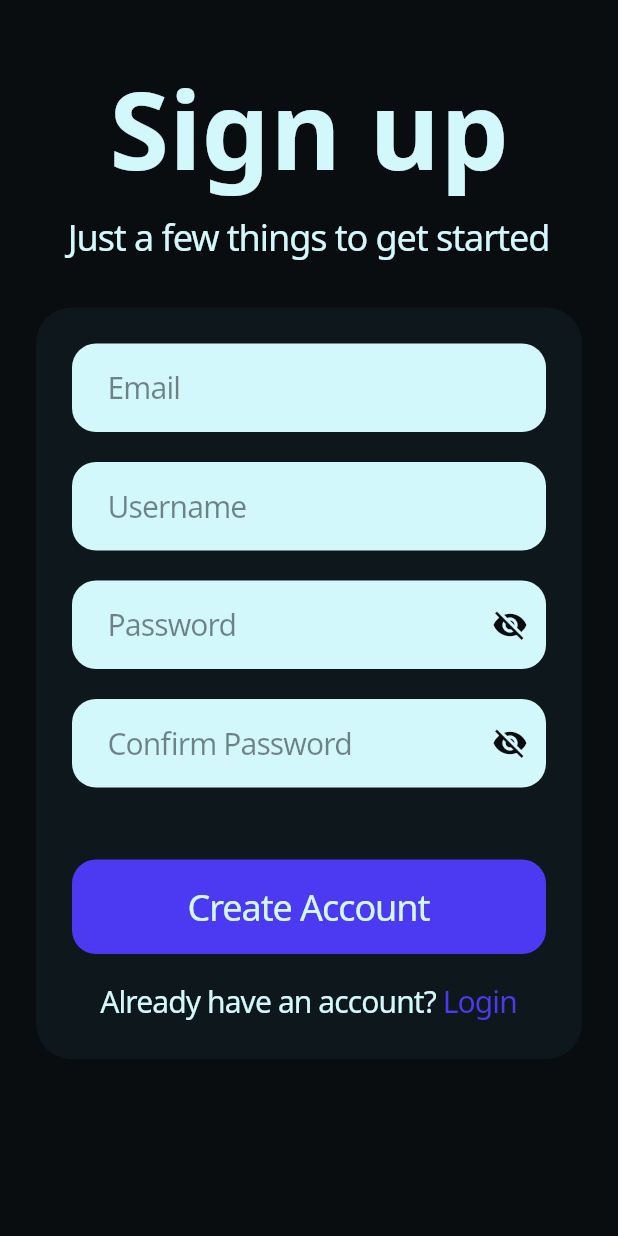
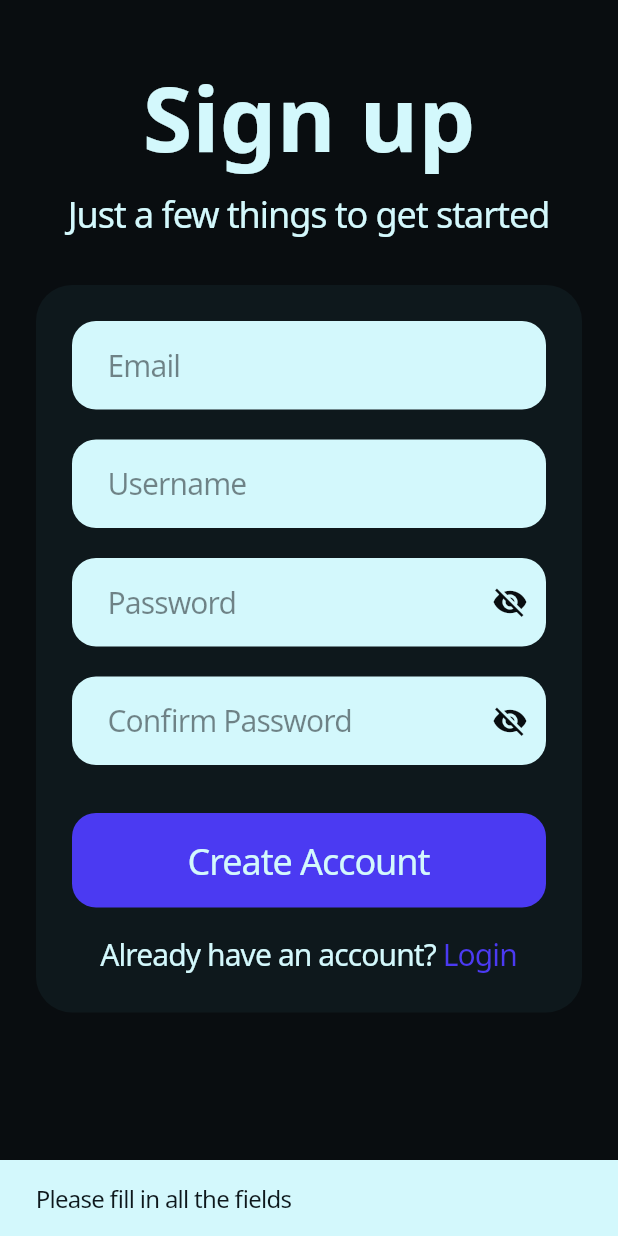
Before and after one commit to MienOlle/budgeting-app, a Flutter app: the screen it shows after launch, after a tap on "Create Account", on a phone screen of 412 x 824 dp. Run offline on Flutter 3.47's test engine with Material 3 defaults, Android fonts, the phone set to English and light mode, and no system bars; our stand-ins replace firebase_auth, firebase_core, logger; accounts and stored records are empty; Roboto replaces fonts that are missing (Noto Sans).

Commit message:
Added Signup Screen Logic

```diff
--- /dev/null
+++ b/lib/pages/auth/login_screen.dart
@@ -0,0 +1,20 @@
+import 'package:flutter/material.dart';
+
+class LoginScreen extends StatelessWidget {
+  const LoginScreen({super.key});
+
+  @override
+  Widget build(BuildContext context) {
+    return Scaffold(
+      appBar: AppBar(
+        title: const Text('Login'),
+      ),
+      body: const Center(
+        child: Text(
+          'Login Screen',
+          style: TextStyle(fontSize: 24),
+        ),
+      ),
+    );
+  }
+}
--- a/lib/pages/auth/signup_screen.dart
+++ b/lib/pages/auth/signup_screen.dart
@@ -1,7 +1,11 @@
 import 'package:flutter/material.dart';
+import 'package:firebase_auth/firebase_auth.dart';
+import 'package:logger/logger.dart';
 import 'package:budgeting_app/theme/app_theme.dart';
 import 'package:budgeting_app/widgets/custom_button.dart';
 import 'package:budgeting_app/widgets/custom_textfield.dart';
+import 'package:budgeting_app/services/auth_service.dart';
+import 'package:budgeting_app/pages/auth/login_screen.dart';
 
 class SignUpScreen extends StatefulWidget {
   const SignUpScreen({super.key});
@@ -19,6 +23,9 @@ class _SignUpScreenState extends State<SignUpScreen> {
   bool _isPasswordHidden = true;
   bool _isConfirmPasswordHidden = true;
 
+  bool _isLoading = false;
+  final AuthService _authService = AuthService();
+
   @override
   void dispose() {
     _emailController.dispose();
@@ -27,6 +34,70 @@ class _SignUpScreenState extends State<SignUpScreen> {
     _confirmPasswordController.dispose();
     super.dispose();
   }
+
+  void _handleSignUp() async{
+
+    if (_emailController.text.isEmpty ||
+        _usernameController.text.isEmpty ||
+        _passwordController.text.isEmpty ||
+        _confirmPasswordController.text.isEmpty) {
+      ScaffoldMessenger.of(context).showSnackBar(
+        const SnackBar(content: Text('Please fill in all the fields')),
+      );
+      return;
+    }
+
+    if (_passwordController.text != _confirmPasswordController.text) {
+      ScaffoldMessenger.of(context).showSnackBar(
+        const SnackBar(content: Text('Passwords do not match')),
+      );
+      return;
+    }
+
+    setState(() {
+      _isLoading = true;
+    });
+
+    try{
+      User user = await _authService.signUpWithEmailAndPassword(
+        _emailController.text,
+        _passwordController.text,
+      );
+
+      logger.i('Sign up successful! User ID: ${user.uid}');
+
+      if (!mounted) return;
+      Navigator.of(context).pushReplacement(
+        MaterialPageRoute(
+          builder: (context) => const LoginScreen(),
+        ),
+      );
+    } on FirebaseAuthException catch (e) {
+      String errorMessage;
+      if(e.code == 'weak-password'){
+        errorMessage = 'The password provided is too weak.';
+      }else if( e.code == 'email-already-in-use'){
+        errorMessage = 'An account already exists for that email.';
+      }else if (e.code == 'invalid-email') {
+        errorMessage = 'The email address is not valid.';
+      } else {
+        errorMessage = 'An unknown error occurred. Please try again.';
+      }
+
+      ScaffoldMessenger.of(context).showSnackBar(
+        SnackBar(
+          content: Text(errorMessage),
+          backgroundColor: Colors.redAccent,
+        ),
+      );
+    } finally{
+      setState(() {
+        _isLoading = false;
+      });
+    }
+  }
+
+  var logger = Logger();
 
   @override
   Widget build(BuildContext context) {
@@ -42,7 +113,7 @@ class _SignUpScreenState extends State<SignUpScreen> {
               Text(
                 'Sign up',
                 style: Theme.of(context).textTheme.headlineLarge?.copyWith(
-                  fontSize: 72,
+                  fontSize: 60,
                   letterSpacing: 0,
                 ),
               ),
@@ -122,15 +193,25 @@ class _SignUpScreenState extends State<SignUpScreen> {
                       ),
                     ),
 
-                    const SizedBox(height: 48),
+                    const SizedBox(height: 32),
 
                     PurpleAuthButton(
-                      text: 'Create Account',
-                      onPressed: () {
-                        // TODO: Connect to Firebase Authentication
-                        print('Email: ${_emailController.text}');
-                        print('Username: ${_usernameController.text}');
-                      },
+                      onPressed: _isLoading ? null : _handleSignUp,
+                      child: _isLoading
+                        ? const SizedBox(
+                            height: 24,
+                            width: 24,
+                            child: CircularProgressIndicator(
+                              color: AppTheme.text,
+                              strokeWidth: 2,
+                            ),
+                          )
+                        : Text(
+                            'Create Account',
+                            style: Theme.of(context).textTheme.headlineMedium?.copyWith(
+                              fontWeight: FontWeight.w500,
+                            ),
+                          ),
                     ),
 
                     const SizedBox(height: 16),
@@ -144,8 +225,13 @@ class _SignUpScreenState extends State<SignUpScreen> {
                         ),
                         GestureDetector(
                           onTap: () {
-                            // TODO: Navigate to Login Screen
-                            print('Login tapped!');
+                            Navigator.of(context).pushReplacement(
+                              MaterialPageRoute(
+                                builder: (context) => const LoginScreen(),
+                              ),
+                            );
+
+                            logger.i('Login tapped!');
                           },
                           child: Text(
                             'Login',
--- /dev/null
+++ b/lib/services/auth_service.dart
@@ -0,0 +1,16 @@
+import 'package:firebase_auth/firebase_auth.dart';
+import 'package:logger/logger.dart';
+
+class AuthService {
+  final FirebaseAuth _auth = FirebaseAuth.instance;
+  var logger = Logger();
+
+  Future<User> signUpWithEmailAndPassword(String email, String password) async {
+    final UserCredential userCredential = await _auth.createUserWithEmailAndPassword(
+      email: email.trim(),
+      password: password.trim(),
+     );
+
+    return userCredential.user!;
+  }
+}
--- a/lib/widgets/custom_button.dart
+++ b/lib/widgets/custom_button.dart
@@ -2,37 +2,29 @@ import 'package:flutter/material.dart';
 import 'package:budgeting_app/theme/app_theme.dart';
 
 class PurpleAuthButton extends StatelessWidget {
-  final String text;
-  final VoidCallback onPressed;
+  final Widget child;
+  final VoidCallback? onPressed;
 
   const PurpleAuthButton({
     super.key,
-    required this.text,
+    required this.child,
     required this.onPressed,
   });
 
   @override
   Widget build(BuildContext context) {
-    final TextStyle? buttonText = Theme.of(context).textTheme.headlineMedium?.copyWith(
-      fontWeight: FontWeight.w500,
-    );
-
     return ElevatedButton(
       onPressed: onPressed,
       style: ElevatedButton.styleFrom(
         backgroundColor: AppTheme.accent,
+        disabledBackgroundColor: AppTheme.accent.withValues(alpha: 0.5),
         padding: const EdgeInsets.symmetric(vertical: 16),
         shape: RoundedRectangleBorder(
           borderRadius: BorderRadius.circular(16.0),
         ),
         elevation: 0,
       ),
-      child: Text(
-        text,
-        style: buttonText?.copyWith(
-          fontWeight: FontWeight.w500,
-        ),
-      ),
+      child: child,
     );
   }
 }
--- a/pubspec.yaml
+++ b/pubspec.yaml
@@ -33,6 +33,7 @@ dependencies:
 
   # The following adds the Cupertino Icons font to your application.
   # Use with the CupertinoIcons class for iOS style icons.
+  logger: ^2.4.0
   cupertino_icons: ^1.0.8
   firebase_core: ^4.0.0
   firebase_auth: ^6.0.0
```
Also changed, not shown: pubspec.lock.
